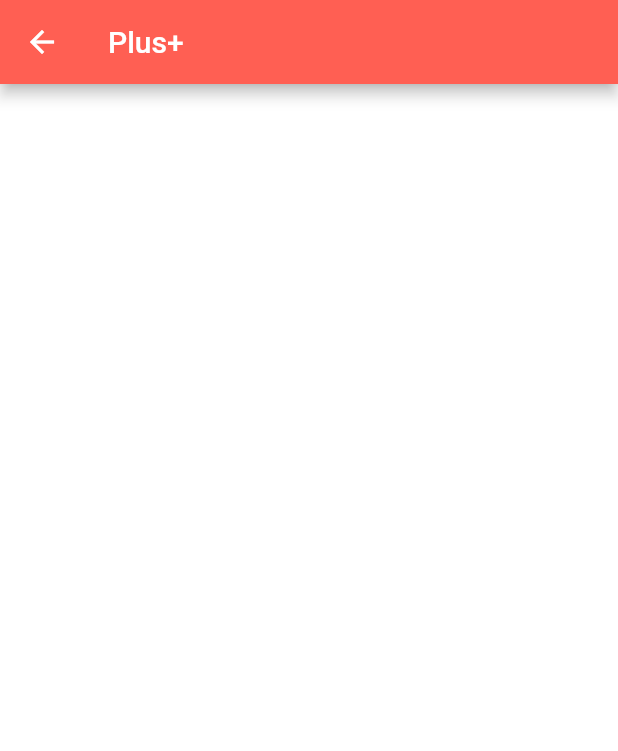
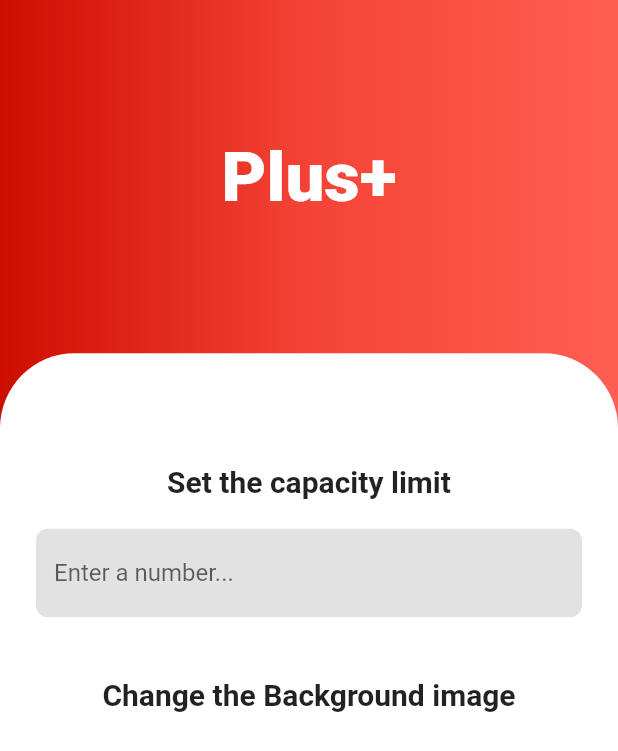
Before and after one commit to Vini-Coding/PlusPlus, a Flutter app: the HomePage screen opened by its route, on a phone screen of 412 x 824 dp. Shown: the top 751 px of the screen. Run offline on Flutter 3.47's test engine with Material 2 defaults, Android fonts, the light colour scheme and no system bars; our stand-ins replace introduction_screen.

Commit message:
Home page UI
I started to coding the home page UI, still have to insert a image picker, a button and configure the inputs.

```diff
--- a/plus_plus/lib/main.dart
+++ b/plus_plus/lib/main.dart
@@ -1,5 +1,6 @@
 import 'package:flutter/material.dart';
 import 'package:introduction_screen/introduction_screen.dart';
+import 'package:plus_plus/pages/count.dart';
 import 'package:plus_plus/pages/homepage.dart';
 import 'package:plus_plus/pages/introscreens.dart';
 
@@ -17,7 +18,8 @@ class PlusPlus extends StatelessWidget {
     return MaterialApp(
       routes: {
         '/': (context) => const IntroScreens(),
-        'home':(context) => const HomePage(),
+        'home': (context) => const HomePage(),
+        'count': (context) => const Count(),
       },
       debugShowCheckedModeBanner: false,
     );
--- a/plus_plus/lib/pages/homepage.dart
+++ b/plus_plus/lib/pages/homepage.dart
@@ -11,14 +11,107 @@ class _HomePageState extends State<HomePage> {
   @override
   Widget build(BuildContext context) {
     return Scaffold(
-      appBar: AppBar(
-        title: const Text(
-          'Plus+',
-          style: TextStyle(color: Colors.white),
+      body: SingleChildScrollView(
+        child: Container(
+          constraints: BoxConstraints(
+            maxHeight: MediaQuery.of(context).size.height,
+            maxWidth: MediaQuery.of(context).size.width,
+          ),
+          decoration: const BoxDecoration(
+            gradient: LinearGradient(
+              colors: [
+                Color.fromARGB(255, 204, 14, 0),
+                Colors.red,
+                Color.fromARGB(255, 255, 95, 83),
+              ],
+              begin: Alignment.centerLeft,
+              end: Alignment.centerRight,
+            ),
+          ),
+          child: Column(
+            mainAxisAlignment: MainAxisAlignment.center,
+            crossAxisAlignment: CrossAxisAlignment.center,
+            children: [
+              Expanded(
+                flex: 2,
+                child: Padding(
+                  padding:
+                      const EdgeInsets.symmetric(vertical: 36, horizontal: 24),
+                  child: Column(
+                    mainAxisAlignment: MainAxisAlignment.center,
+                    crossAxisAlignment: CrossAxisAlignment.center,
+                    children: const [
+                      Text(
+                        'Plus+',
+                        style: TextStyle(
+                          color: Colors.white,
+                          fontSize: 46,
+                          fontWeight: FontWeight.w800,
+                        ),
+                      )
+                    ],
+                  ),
+                ),
+              ),
+              Expanded(
+                flex: 5,
+                child: Container(
+                  width: double.infinity,
+                  decoration: const BoxDecoration(
+                      color: Colors.white,
+                      borderRadius: BorderRadius.only(
+                        topLeft: Radius.circular(50),
+                        topRight: Radius.circular(50),
+                      )),
+                  child: Padding(
+                    padding: const EdgeInsets.all(24),
+                    child: Column(
+                      mainAxisAlignment: MainAxisAlignment.start,
+                      crossAxisAlignment: CrossAxisAlignment.center,
+                      children: [
+                        const SizedBox(height: 30,),
+                        const Padding(
+                          padding: EdgeInsets.all(20),
+                          child: Text(
+                            "Set the capacity limit",
+                            style: TextStyle(
+                              fontWeight: FontWeight.bold,
+                              fontSize: 20,
+                            ),
+                          ),
+                        ),
+                        TextField(
+                          keyboardType: TextInputType.number,
+                          decoration: InputDecoration(
+                            border: OutlineInputBorder(
+                              borderRadius: BorderRadius.circular(8),
+                              borderSide: BorderSide.none,
+                            ),
+                            filled: true,
+                            fillColor: const Color.fromARGB(255, 226, 226, 226),
+                            hintText: "Enter a number...",
+                          ),
+                        ),
+                        const SizedBox(height: 20,),
+                        const Padding(
+                          padding: EdgeInsets.all(20),
+                          child: Text(
+                            "Change the Background image",
+                            style: TextStyle(
+                              fontWeight: FontWeight.bold,
+                              fontSize: 20,
+                            ),
+                          ),
+                        ),
+                      ],
+                    ),
+                  ),
+                ),
+              ),
+            ],
+          ),
         ),
-        backgroundColor: const Color.fromARGB(255, 255, 95, 83),
       ),
-      body: Container(color: Colors.white,),
     );
   }
 }
```
